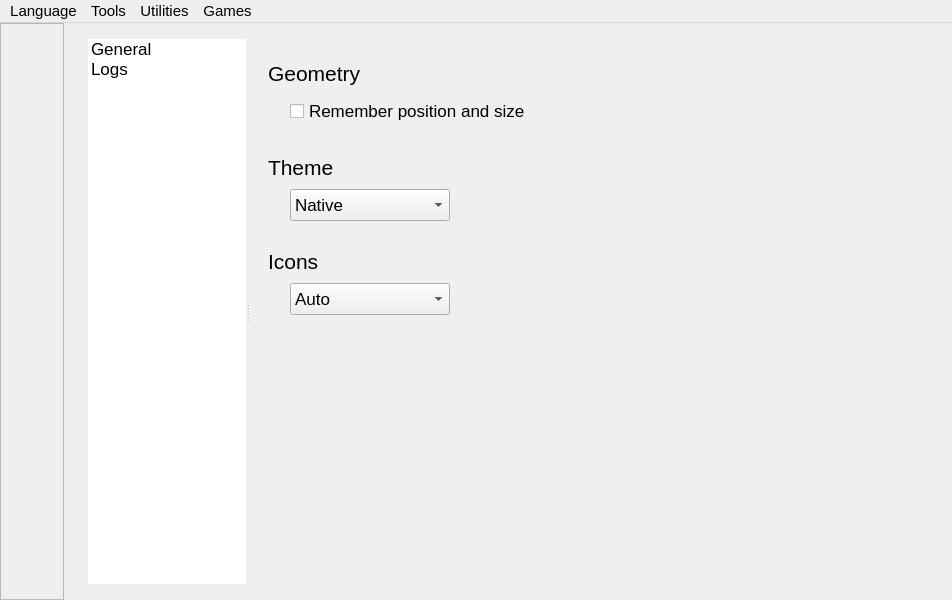
Old version of the form logdoctor/mainwindow.ui in the repository elB4RTO/LogDoctor.
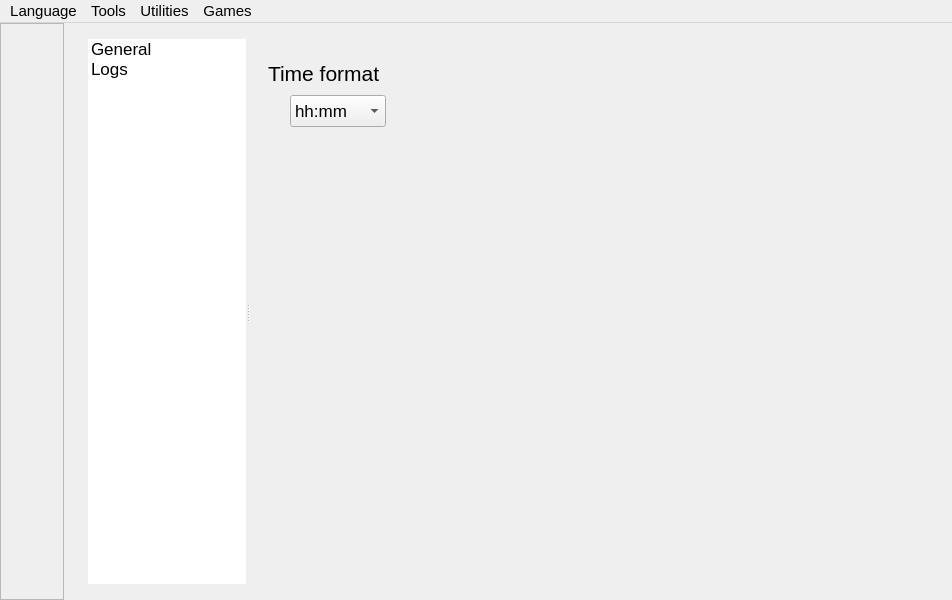
New version of the form. The open tabs and pages were chosen to show the change. Icons and pictures are not drawn. Custom widgets are drawn as their Qt base class.

Diff of the .ui file:
```diff
--- a/logdoctor/mainwindow.ui
+++ b/logdoctor/mainwindow.ui
@@ -7492,6 +7492,111 @@
              </item>
             </layout>
            </widget>
+           <widget class="QWidget" name="page_Conf_General_Charts_Relat">
+            <layout class="QVBoxLayout" name="verticalLayout_32">
+             <item>
+              <widget class="QFrame" name="frame_ConfCharts_Relat_TimeFormat">
+               <layout class="QGridLayout" name="gridLayout_91">
+                <item row="1" column="2">
+                 <spacer name="spacer_ConfCharts_Relat_1">
+                  <property name="orientation">
+                   <enum>Qt::Horizontal</enum>
+                  </property>
+                  <property name="sizeHint" stdset="0">
+                   <size>
+                    <width>569</width>
+                    <height>32</height>
+                   </size>
+                  </property>
+                 </spacer>
+                </item>
+                <item row="0" column="0" colspan="3">
+                 <widget class="QLabel" name="label_ConfCharts_Relat_TimeFormat">
+                  <property name="minimumSize">
+                   <size>
+                    <width>128</width>
+                    <height>32</height>
+                   </size>
+                  </property>
+                  <property name="maximumSize">
+                   <size>
+                    <width>16777215</width>
+                    <height>32</height>
+                   </size>
+                  </property>
+                  <property name="font">
+                   <font>
+                    <pointsize>16</pointsize>
+                   </font>
+                  </property>
+                  <property name="toolTip">
+                   <string>The format to use for the labels of the time axis.</string>
+                  </property>
+                  <property name="text">
+                   <string>Time format</string>
+                  </property>
+                 </widget>
+                </item>
+                <item row="1" column="1">
+                 <widget class="QComboBox" name="box_ConfCharts_Relat_TimeFormat">
+                  <property name="minimumSize">
+                   <size>
+                    <width>96</width>
+                    <height>32</height>
+                   </size>
+                  </property>
+                  <property name="maximumSize">
+                   <size>
+                    <width>16777215</width>
+                    <height>32</height>
+                   </size>
+                  </property>
+                  <item>
+                   <property name="text">
+                    <string>hh:mm</string>
+                   </property>
+                  </item>
+                  <item>
+                   <property name="text">
+                    <string>hh</string>
+                   </property>
+                  </item>
+                 </widget>
+                </item>
+                <item row="1" column="0">
+                 <spacer name="spacer_ConfCharts_Relat_2">
+                  <property name="orientation">
+                   <enum>Qt::Horizontal</enum>
+                  </property>
+                  <property name="sizeType">
+                   <enum>QSizePolicy::Fixed</enum>
+                  </property>
+                  <property name="sizeHint" stdset="0">
+                   <size>
+                    <width>16</width>
+                    <height>32</height>
+                   </size>
+                  </property>
+                 </spacer>
+                </item>
+               </layout>
+              </widget>
+             </item>
+             <item>
+              <spacer name="spacer_ConfCharts_Relat">
+               <property name="orientation">
+                <enum>Qt::Vertical</enum>
+               </property>
+               <property name="sizeHint" stdset="0">
+                <size>
+                 <width>608</width>
+                 <height>427</height>
+                </size>
+               </property>
+              </spacer>
+             </item>
+            </layout>
+           </widget>
            <widget class="QWidget" name="page_Conf_General_TextBrowser">
             <layout class="QVBoxLayout" name="verticalLayout_11">
              <item>
```
Left out of the diff: 7 changed lines with no effect on the pictures.
